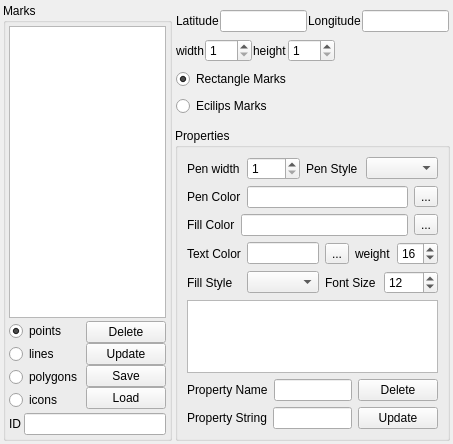
Old version of the form qtvplugin_geomarker/qtvplugin_geomarker.ui in the repository tgut/mercator.qtviewer.
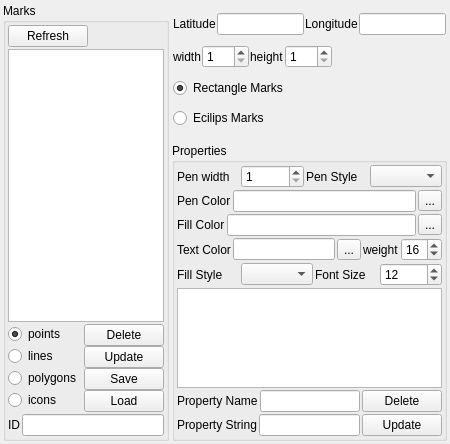
New version of the form. Icons and pictures are not drawn.

Commit message: disable UI list refresh during geomarker layer calls. the UI list refresh will significantly reduce performance

What changed in the file:
```diff
--- a/qtvplugin_geomarker/qtvplugin_geomarker.ui
+++ b/qtvplugin_geomarker/qtvplugin_geomarker.ui
@@ -40,20 +40,44 @@
      </property>
      <layout class="QVBoxLayout" name="verticalLayout_7">
       <property name="spacing">
-       <number>3</number>
+       <number>2</number>
       </property>
       <property name="leftMargin">
-       <number>3</number>
+       <number>2</number>
       </property>
       <property name="topMargin">
-       <number>3</number>
+       <number>2</number>
       </property>
       <property name="rightMargin">
-       <number>3</number>
+       <number>2</number>
       </property>
       <property name="bottomMargin">
-       <number>3</number>
+       <number>2</number>
       </property>
+      <item>
+       <layout class="QHBoxLayout" name="horizontalLayout_5">
+        <item>
+         <widget class="QPushButton" name="pushButton_refresh_list">
+          <property name="text">
+           <string>Refresh</string>
+          </property>
+         </widget>
+        </item>
+        <item>
+         <spacer name="horizontalSpacer_4">
+          <property name="orientation">
+           <enum>Qt::Horizontal</enum>
+          </property>
+          <property name="sizeHint" stdset="0">
+           <size>
+            <width>40</width>
+            <height>20</height>
+           </size>
+          </property>
+         </spacer>
+        </item>
+       </layout>
+      </item>
       <item>
        <widget class="QTableView" name="tableView_marks">
         <property name="sizePolicy">
@@ -573,6 +597,21 @@
         <string>Properties</string>
        </property>
        <layout class="QVBoxLayout" name="verticalLayout_5">
+        <property name="spacing">
+         <number>2</number>
+        </property>
+        <property name="leftMargin">
+         <number>2</number>
+        </property>
+        <property name="topMargin">
+         <number>2</number>
+        </property>
+        <property name="rightMargin">
+         <number>2</number>
+        </property>
+        <property name="bottomMargin">
+         <number>2</number>
+        </property>
         <item>
          <layout class="QHBoxLayout" name="horizontalLayout_6">
           <item>
```
The commit also changes 5 other files.
